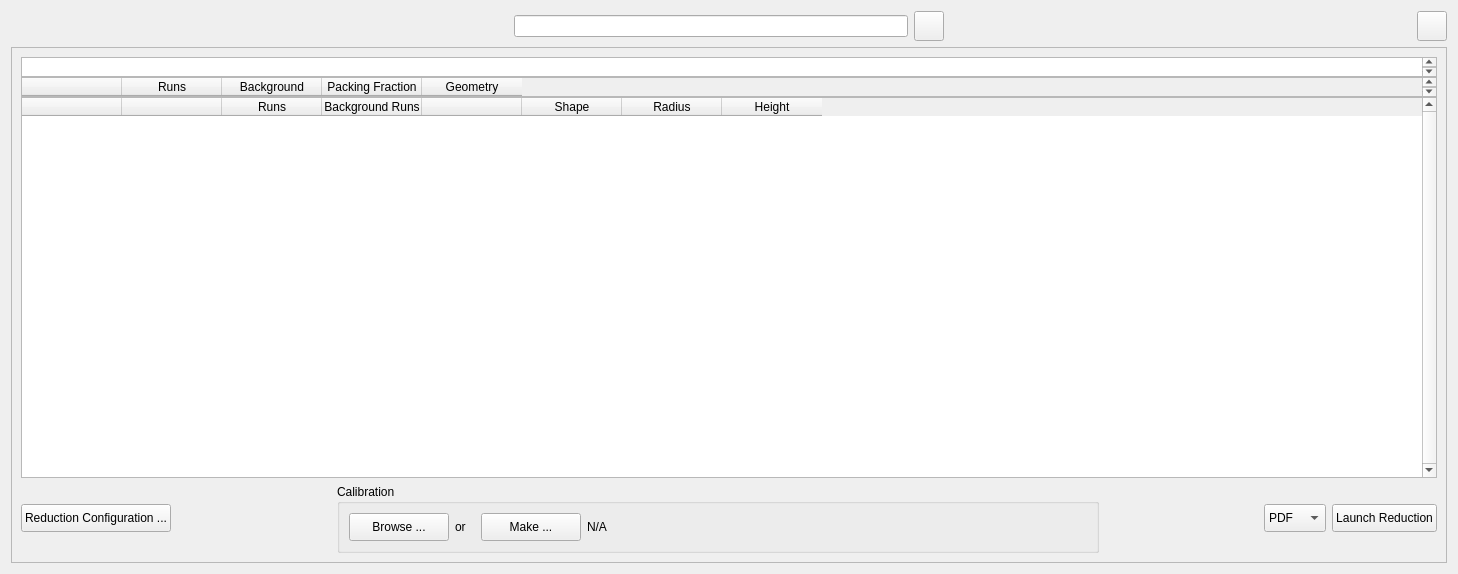
This is addie/ui/splitui_processing_tab.ui in neutrons/addie as Qt 5 draws it before an edit. The edited form follows.
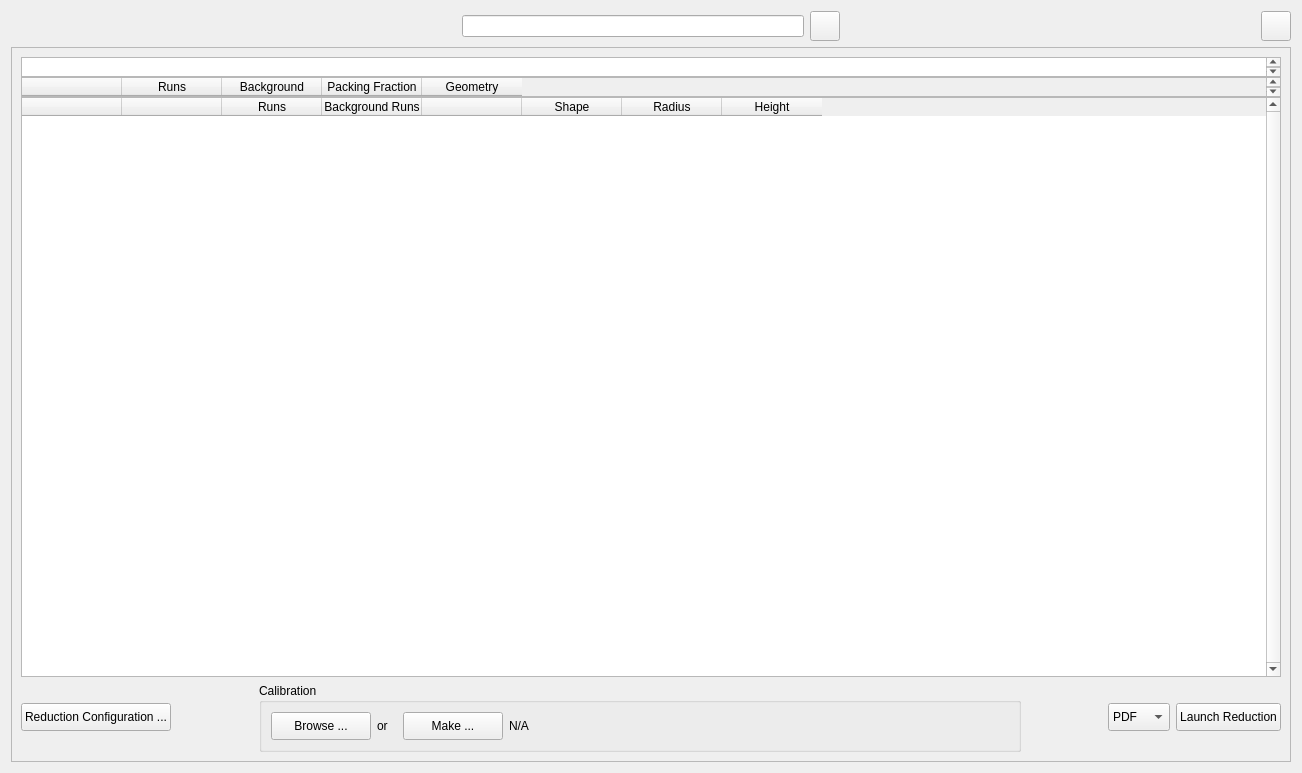
This is the edited form.

Commit message: Improved layout of widgets related to calculation of G(R). Improved the workflow by moving the calculate G(R) button after the options. This refs #207

```diff
--- a/addie/ui/splitui_processing_tab.ui
+++ b/addie/ui/splitui_processing_tab.ui
@@ -6,8 +6,8 @@
    <rect>
     <x>0</x>
     <y>0</y>
-    <width>1458</width>
-    <height>574</height>
+    <width>1302</width>
+    <height>773</height>
    </rect>
   </property>
   <property name="windowTitle">
```
The commit also changes 3 other files.
